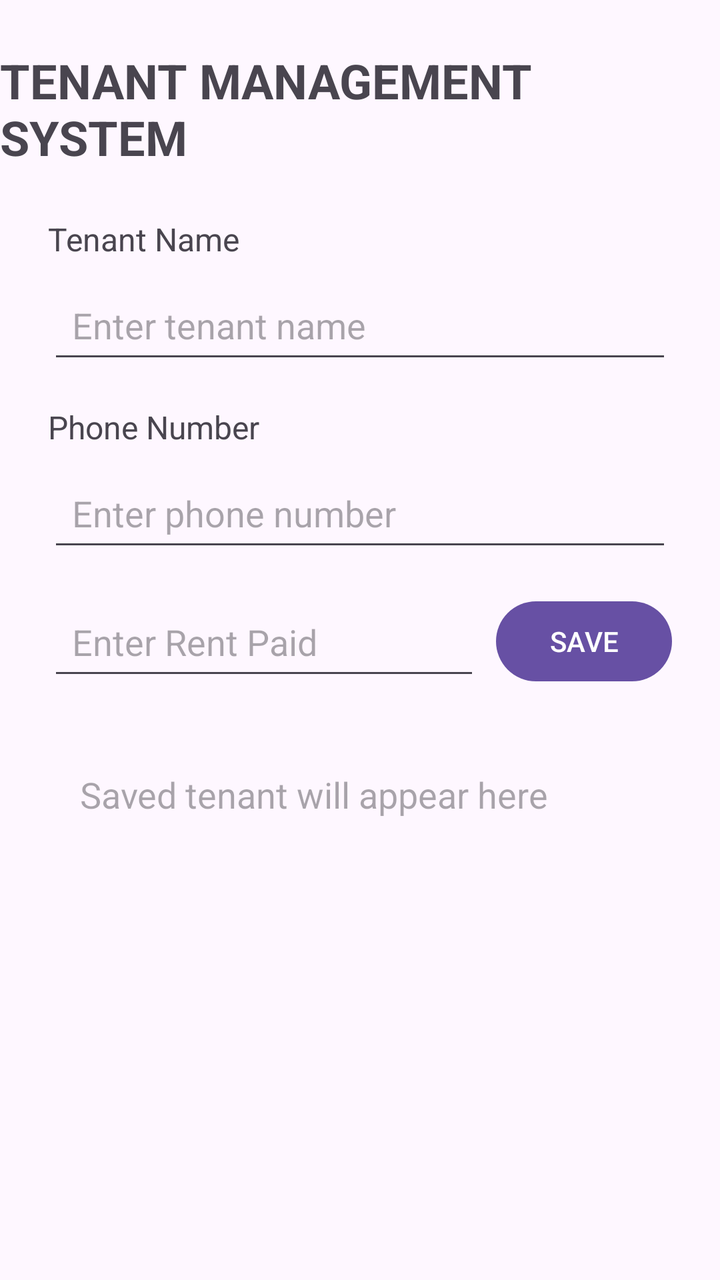
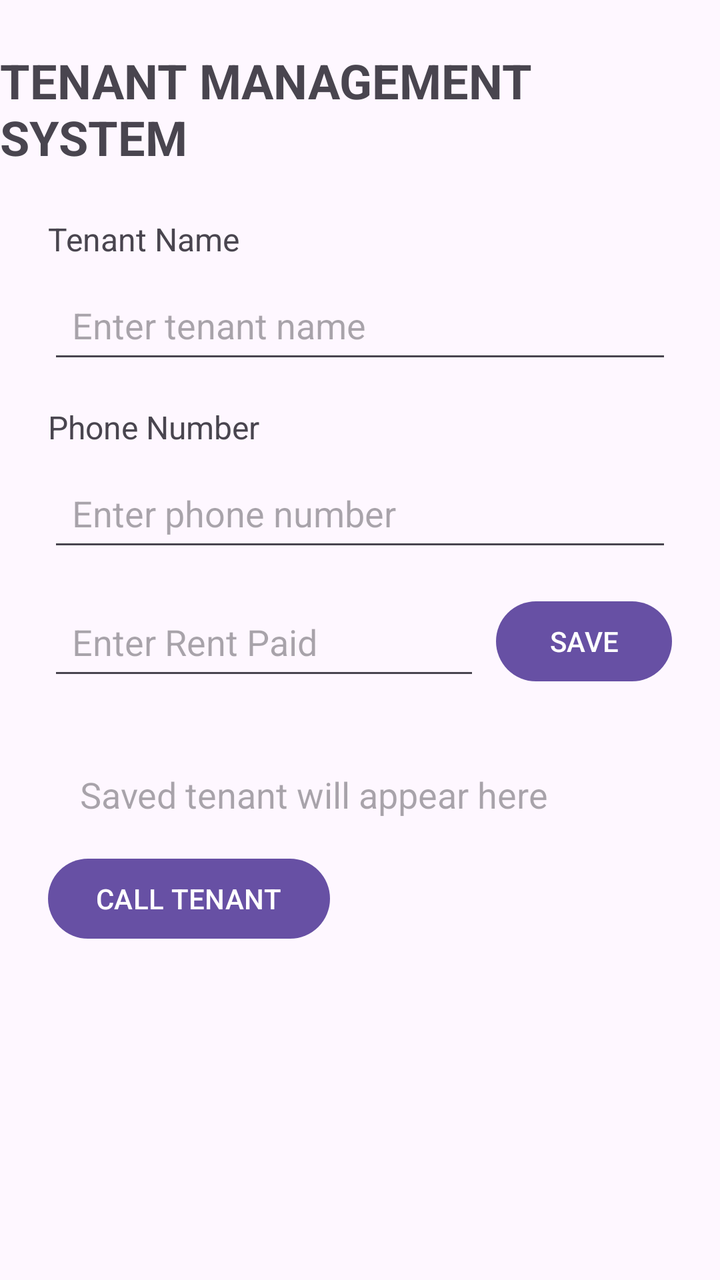

Before-and-after screenshots of an Android layout around one commit, followed by the original layout XML and the change that was made.
<!-- AndroidManifest.xml: application theme Theme.TenantManagementSystemGroupB -->
<!-- res/layout/activity_main.xml -->
<layout xmlns:android="http://schemas.android.com/apk/res/android" xmlns:app="http://schemas.android.com/apk/res-auto">
    <data>
        <variable name="tenant" type="com.example.tenantmanagementsystemgroupb.Tenant"/>
    </data>
    <androidx.constraintlayout.widget.ConstraintLayout android:layout_width="match_parent" android:layout_height="match_parent">
        <TextView android:id="@+id/titleTextView" android:layout_width="wrap_content" android:layout_height="wrap_content" android:text="TENANT MANAGEMENT SYSTEM" android:textSize="24sp" android:textStyle="bold" android:layout_marginTop="24dp" app:layout_constraintTop_toTopOf="parent" app:layout_constraintStart_toStartOf="parent" app:layout_constraintEnd_toEndOf="parent"/>
        <TextView android:id="@+id/tenantNameLabel" android:layout_width="wrap_content" android:layout_height="wrap_content" android:text="Tenant Name" android:textSize="16sp" android:layout_marginTop="24dp" android:layout_marginStart="24dp" app:layout_constraintTop_toBottomOf="@id/titleTextView" app:layout_constraintStart_toStartOf="parent"/>
        <EditText android:id="@+id/tenantNameEditText" android:layout_width="0dp" android:layout_height="wrap_content" android:hint="Enter tenant name" android:minHeight="48dp" android:padding="12dp" android:layout_marginTop="8dp" android:layout_marginStart="24dp" android:layout_marginEnd="24dp" app:layout_constraintTop_toBottomOf="@id/tenantNameLabel" app:layout_constraintStart_toStartOf="parent" app:layout_constraintEnd_toEndOf="parent"/>
        <TextView android:id="@+id/phoneLabel" android:layout_width="wrap_content" android:layout_height="wrap_content" android:text="Phone Number" android:textSize="16sp" android:layout_marginTop="16dp" android:layout_marginStart="24dp" app:layout_constraintTop_toBottomOf="@id/tenantNameEditText" app:layout_constraintStart_toStartOf="parent"/>
        <EditText android:id="@+id/phoneEditText" android:layout_width="0dp" android:layout_height="wrap_content" android:hint="Enter phone number" android:inputType="phone" android:minHeight="48dp" android:padding="12dp" android:layout_marginTop="8dp" android:layout_marginStart="24dp" android:layout_marginEnd="24dp" app:layout_constraintTop_toBottomOf="@id/phoneLabel" app:layout_constraintStart_toStartOf="parent" app:layout_constraintEnd_toEndOf="parent"/>
        <EditText android:id="@+id/rentEditText" android:layout_width="0dp" android:layout_height="wrap_content" android:hint="Enter Rent Paid" android:inputType="numberDecimal" android:minHeight="48dp" android:padding="12dp" android:layout_marginStart="24dp" android:layout_marginTop="16dp" android:layout_marginEnd="8dp" app:layout_constraintTop_toBottomOf="@id/phoneEditText" app:layout_constraintStart_toStartOf="parent" app:layout_constraintEnd_toStartOf="@id/saveButton"/>
        <Button android:id="@+id/saveButton" android:layout_width="wrap_content" android:layout_height="wrap_content" android:text="SAVE" android:layout_marginEnd="24dp" app:layout_constraintTop_toTopOf="@id/rentEditText" app:layout_constraintEnd_toEndOf="parent"/>
        <TextView android:id="@+id/tenantResultTextView" android:layout_width="0dp" android:layout_height="wrap_content" android:text="@{tenant.summary()}" android:hint="Saved tenant will appear here" android:textSize="18sp" android:padding="16dp" android:layout_margin="24dp" app:layout_constraintTop_toBottomOf="@id/rentEditText" app:layout_constraintStart_toStartOf="parent" app:layout_constraintEnd_toEndOf="parent"/>
    </androidx.constraintlayout.widget.ConstraintLayout>
</layout>
<!-- resources referenced by this layout -->
<resources>
  <style name="Theme.TenantManagementSystemGroupB" parent="Base.Theme.TenantManagementSystemGroupB" />
  <style name="Base.Theme.TenantManagementSystemGroupB" parent="Theme.Material3.DayNight.NoActionBar">
          
          
      </style>
</resources>

<!-- the commit's change to res/layout/activity_main.xml (unified diff, before → after) -->
@@ -1,15 +1,125 @@
-<layout xmlns:android="http://schemas.android.com/apk/res/android" xmlns:app="http://schemas.android.com/apk/res-auto">
+<?xml version="1.0" encoding="utf-8"?>
+<layout xmlns:android="http://schemas.android.com/apk/res/android"
+    xmlns:app="http://schemas.android.com/apk/res-auto">
+
     <data>
-        <variable name="tenant" type="com.example.tenantmanagementsystemgroupb.Tenant"/>
+        <variable
+            name="tenant"
+            type="com.example.tenantmanagementsystemgroupb.Tenant" />
     </data>
-    <androidx.constraintlayout.widget.ConstraintLayout android:layout_width="match_parent" android:layout_height="match_parent">
-        <TextView android:id="@+id/titleTextView" android:layout_width="wrap_content" android:layout_height="wrap_content" android:text="TENANT MANAGEMENT SYSTEM" android:textSize="24sp" android:textStyle="bold" android:layout_marginTop="24dp" app:layout_constraintTop_toTopOf="parent" app:layout_constraintStart_toStartOf="parent" app:layout_constraintEnd_toEndOf="parent"/>
-        <TextView android:id="@+id/tenantNameLabel" android:layout_width="wrap_content" android:layout_height="wrap_content" android:text="Tenant Name" android:textSize="16sp" android:layout_marginTop="24dp" android:layout_marginStart="24dp" app:layout_constraintTop_toBottomOf="@id/titleTextView" app:layout_constraintStart_toStartOf="parent"/>
-        <EditText android:id="@+id/tenantNameEditText" android:layout_width="0dp" android:layout_height="wrap_content" android:hint="Enter tenant name" android:minHeight="48dp" android:padding="12dp" android:layout_marginTop="8dp" android:layout_marginStart="24dp" android:layout_marginEnd="24dp" app:layout_constraintTop_toBottomOf="@id/tenantNameLabel" app:layout_constraintStart_toStartOf="parent" app:layout_constraintEnd_toEndOf="parent"/>
-        <TextView android:id="@+id/phoneLabel" android:layout_width="wrap_content" android:layout_height="wrap_content" android:text="Phone Number" android:textSize="16sp" android:layout_marginTop="16dp" android:layout_marginStart="24dp" app:layout_constraintTop_toBottomOf="@id/tenantNameEditText" app:layout_constraintStart_toStartOf="parent"/>
-        <EditText android:id="@+id/phoneEditText" android:layout_width="0dp" android:layout_height="wrap_content" android:hint="Enter phone number" android:inputType="phone" android:minHeight="48dp" android:padding="12dp" android:layout_marginTop="8dp" android:layout_marginStart="24dp" android:layout_marginEnd="24dp" app:layout_constraintTop_toBottomOf="@id/phoneLabel" app:layout_constraintStart_toStartOf="parent" app:layout_constraintEnd_toEndOf="parent"/>
-        <EditText android:id="@+id/rentEditText" android:layout_width="0dp" android:layout_height="wrap_content" android:hint="Enter Rent Paid" android:inputType="numberDecimal" android:minHeight="48dp" android:padding="12dp" android:layout_marginStart="24dp" android:layout_marginTop="16dp" android:layout_marginEnd="8dp" app:layout_constraintTop_toBottomOf="@id/phoneEditText" app:layout_constraintStart_toStartOf="parent" app:layout_constraintEnd_toStartOf="@id/saveButton"/>
-        <Button android:id="@+id/saveButton" android:layout_width="wrap_content" android:layout_height="wrap_content" android:text="SAVE" android:layout_marginEnd="24dp" app:layout_constraintTop_toTopOf="@id/rentEditText" app:layout_constraintEnd_toEndOf="parent"/>
-        <TextView android:id="@+id/tenantResultTextView" android:layout_width="0dp" android:layout_height="wrap_content" android:text="@{tenant.summary()}" android:hint="Saved tenant will appear here" android:textSize="18sp" android:padding="16dp" android:layout_margin="24dp" app:layout_constraintTop_toBottomOf="@id/rentEditText" app:layout_constraintStart_toStartOf="parent" app:layout_constraintEnd_toEndOf="parent"/>
+
+    <androidx.constraintlayout.widget.ConstraintLayout
+        android:layout_width="match_parent"
+        android:layout_height="match_parent">
+
+        <TextView
+            android:id="@+id/titleTextView"
+            android:layout_width="wrap_content"
+            android:layout_height="wrap_content"
+            android:text="TENANT MANAGEMENT SYSTEM"
+            android:textSize="24sp"
+            android:textStyle="bold"
+            android:layout_marginTop="24dp"
+            app:layout_constraintTop_toTopOf="parent"
+            app:layout_constraintStart_toStartOf="parent"
+            app:layout_constraintEnd_toEndOf="parent" />
+
+        <TextView
+            android:id="@+id/tenantNameLabel"
+            android:layout_width="wrap_content"
+            android:layout_height="wrap_content"
+            android:text="Tenant Name"
+            android:textSize="16sp"
+            android:layout_marginTop="24dp"
+            android:layout_marginStart="24dp"
+            app:layout_constraintTop_toBottomOf="@id/titleTextView"
+            app:layout_constraintStart_toStartOf="parent" />
+
+        <EditText
+            android:id="@+id/tenantNameEditText"
+            android:layout_width="0dp"
+            android:layout_height="wrap_content"
+            android:hint="Enter tenant name"
+            android:minHeight="48dp"
+            android:padding="12dp"
+            android:layout_marginTop="8dp"
+            android:layout_marginStart="24dp"
+            android:layout_marginEnd="24dp"
+            app:layout_constraintTop_toBottomOf="@id/tenantNameLabel"
+            app:layout_constraintStart_toStartOf="parent"
+            app:layout_constraintEnd_toEndOf="parent" />
+
+        <TextView
+            android:id="@+id/phoneLabel"
+            android:layout_width="wrap_content"
+            android:layout_height="wrap_content"
+            android:text="Phone Number"
+            android:textSize="16sp"
+            android:layout_marginTop="16dp"
+            android:layout_marginStart="24dp"
+            app:layout_constraintTop_toBottomOf="@id/tenantNameEditText"
+            app:layout_constraintStart_toStartOf="parent" />
+
+        <EditText
+            android:id="@+id/phoneEditText"
+            android:layout_width="0dp"
+            android:layout_height="wrap_content"
+            android:hint="Enter phone number"
+            android:inputType="phone"
+            android:minHeight="48dp"
+            android:padding="12dp"
+            android:layout_marginTop="8dp"
+            android:layout_marginStart="24dp"
+            android:layout_marginEnd="24dp"
+            app:layout_constraintTop_toBottomOf="@id/phoneLabel"
+            app:layout_constraintStart_toStartOf="parent"
+            app:layout_constraintEnd_toEndOf="parent" />
+
+        <EditText
+            android:id="@+id/rentEditText"
+            android:layout_width="0dp"
+            android:layout_height="wrap_content"
+            android:hint="Enter Rent Paid"
+            android:inputType="numberDecimal"
+            android:minHeight="48dp"
+            android:padding="12dp"
+            android:layout_marginStart="24dp"
+            android:layout_marginTop="16dp"
+            android:layout_marginEnd="8dp"
+            app:layout_constraintTop_toBottomOf="@id/phoneEditText"
+            app:layout_constraintStart_toStartOf="parent"
+            app:layout_constraintEnd_toStartOf="@id/saveButton" />
+
+        <Button
+            android:id="@+id/saveButton"
+            android:layout_width="wrap_content"
+            android:layout_height="wrap_content"
+            android:text="SAVE"
+            android:layout_marginEnd="24dp"
+            app:layout_constraintTop_toTopOf="@id/rentEditText"
+            app:layout_constraintEnd_toEndOf="parent" />
+
+        <TextView
+            android:id="@+id/tenantResultTextView"
+            android:layout_width="0dp"
+            android:layout_height="wrap_content"
+            android:text="@{tenant.summary()}"
+            android:hint="Saved tenant will appear here"
+            android:textSize="18sp"
+            android:padding="16dp"
+            android:layout_margin="24dp"
+            app:layout_constraintTop_toBottomOf="@id/rentEditText"
+            app:layout_constraintStart_toStartOf="parent"
+            app:layout_constraintEnd_toEndOf="parent" />
+
+        <Button
+            android:id="@+id/callButton"
+            android:layout_width="wrap_content"
+            android:layout_height="wrap_content"
+            android:text="CALL TENANT"
+            android:layout_marginStart="24dp"
+            app:layout_constraintTop_toBottomOf="@id/tenantResultTextView"
+            app:layout_constraintStart_toStartOf="parent" />
+
     </androidx.constraintlayout.widget.ConstraintLayout>
 </layout>
